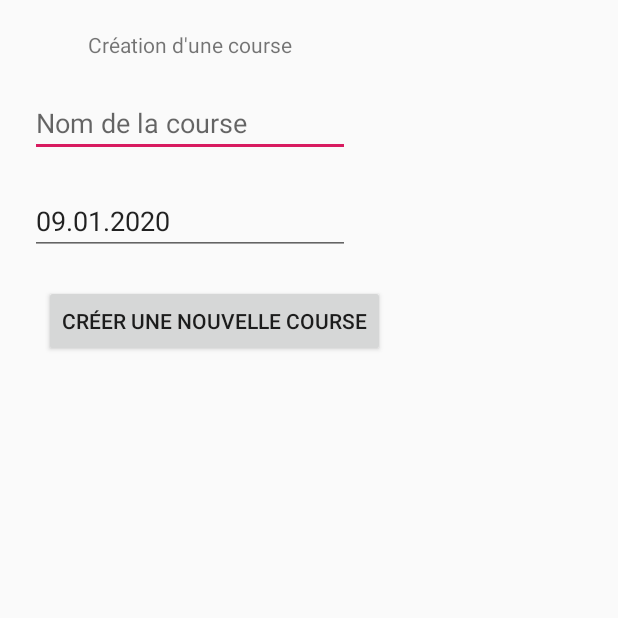
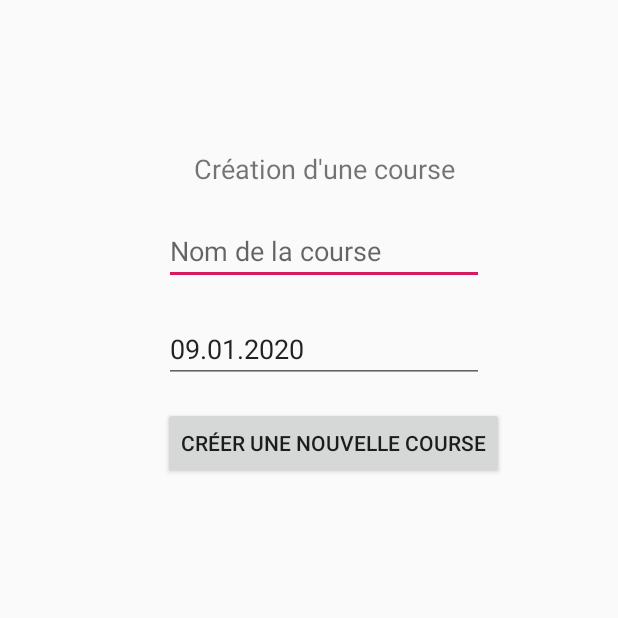
Before and after one commit to lheydel/android-race-app, an Android app: the CreateCourseActivity screen opened directly, with no data from a screen before it, on a phone screen of 412 x 824 dp, the top half of it. Run offline under Robolectric (Android 15) with nearby library versions, the phone set to English and light mode, and no system bars.

Commit message:
Graphical changes

```diff
--- a/app/src/main/res/layout/activity_create_course.xml
+++ b/app/src/main/res/layout/activity_create_course.xml
@@ -4,14 +4,18 @@
     xmlns:tools="http://schemas.android.com/tools"
     android:layout_width="match_parent"
     android:layout_height="match_parent"
+    android:layout_centerHorizontal="true"
     tools:context=".view.CreateCourseActivity">
 
     <TextView
         android:id="@+id/textView7"
         android:layout_width="wrap_content"
         android:layout_height="wrap_content"
-        android:layout_marginTop="20dp"
+        android:layout_marginTop="100dp"
+        android:foregroundGravity="center_vertical|center|center_horizontal"
+        android:gravity="center|center_horizontal|center_vertical"
         android:text="@string/create_course"
+        android:textSize="18sp"
         app:layout_constraintEnd_toEndOf="@+id/courseName"
         app:layout_constraintStart_toStartOf="@+id/courseName"
         app:layout_constraintTop_toTopOf="parent" />
@@ -23,8 +27,11 @@
         android:layout_marginStart="20dp"
         android:layout_marginTop="20dp"
         android:ems="10"
+        android:foregroundGravity="center_vertical|center|center_horizontal"
         android:hint="@string/course_name"
         android:inputType="textPersonName"
+        android:textSize="18sp"
+        app:layout_constraintEnd_toEndOf="parent"
         app:layout_constraintStart_toStartOf="parent"
         app:layout_constraintTop_toBottomOf="@+id/textView7" />
 
@@ -36,8 +43,11 @@
         android:layout_marginTop="20dp"
         android:editable="false"
         android:ems="10"
+        android:foregroundGravity="center_vertical|center|center_horizontal"
         android:hint="@string/course_date"
         android:inputType="none"
+        android:textSize="18sp"
+        app:layout_constraintEnd_toEndOf="parent"
         app:layout_constraintStart_toStartOf="parent"
         app:layout_constraintTop_toBottomOf="@+id/courseName" />
 
@@ -46,10 +56,11 @@
         android:layout_width="wrap_content"
         android:layout_height="wrap_content"
         android:layout_marginStart="20dp"
-        android:layout_marginTop="20dp"
+        android:layout_marginTop="16dp"
+        android:foregroundGravity="center_vertical|center|center_horizontal"
         android:text="@string/new_course"
         app:layout_constraintEnd_toEndOf="@+id/courseDate"
-        app:layout_constraintHorizontal_bias="0.333"
+        app:layout_constraintHorizontal_bias="0.625"
         app:layout_constraintStart_toStartOf="@+id/courseDate"
         app:layout_constraintTop_toBottomOf="@+id/courseDate" />
 
--- a/app/src/main/res/layout/fragment_equipe_tab_ajouter.xml
+++ b/app/src/main/res/layout/fragment_equipe_tab_ajouter.xml
@@ -65,7 +65,7 @@
             android:layout_width="wrap_content"
             android:layout_height="wrap_content"
             android:layout_marginStart="20dp"
-            android:layout_marginTop="20dp"
+            android:layout_marginTop="16dp"
             app:layout_constraintStart_toStartOf="parent"
             app:layout_constraintTop_toTopOf="parent" />
 
--- a/app/src/main/res/layout/tab_list_content.xml
+++ b/app/src/main/res/layout/tab_list_content.xml
@@ -10,5 +10,6 @@
         android:layout_height="wrap_content"
         android:layout_margin="@dimen/text_margin"
         android:background="@drawable/backround_recyclerview"
-        android:textAppearance="?attr/textAppearanceListItem" />
+        android:textAppearance="?attr/textAppearanceListItem"
+        android:textSize="20sp" />
 </LinearLayout>
```
